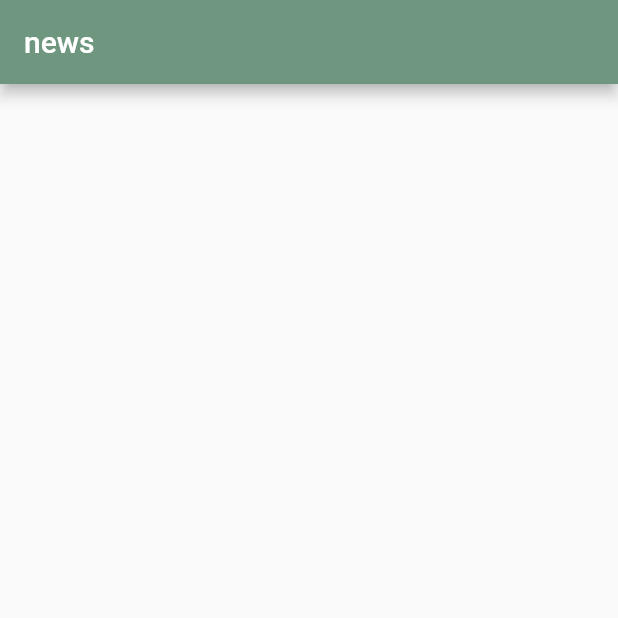
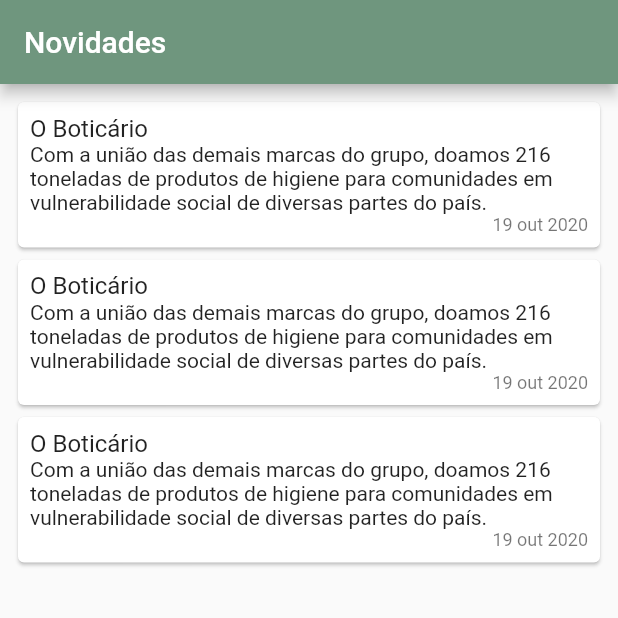
Before and after one commit to walberteo/microblogging, a Flutter app: the screen it shows after launch, on a phone screen of 412 x 824 dp, the top half of it. Run offline on Flutter 3.47's test engine with Material 2 defaults, Android fonts, the phone set to English and light mode, and no system bars; our stand-ins replace equatable, get.

Commit message:
adicionado NewsPage

```diff
--- /dev/null
+++ b/lib/main/factories/pages/news/news.dart
@@ -0,0 +1 @@
+export './news_page_factory.dart';
--- /dev/null
+++ b/lib/main/factories/pages/news/news_page_factory.dart
@@ -0,0 +1,5 @@
+import 'package:flutter/material.dart';
+
+import '../../../../ui/pages/pages.dart';
+
+Widget makeLoginPage() => NewsPage();
--- /dev/null
+++ b/lib/main/factories/pages/pages.dart
@@ -0,0 +1 @@
+export './news/news.dart';
--- a/lib/main/main.dart
+++ b/lib/main/main.dart
@@ -1,9 +1,12 @@
 import 'package:flutter/material.dart';
 import 'package:flutter/services.dart';
 import 'package:get/route_manager.dart';
+import 'package:microblogging/main/factories/pages/pages.dart';
 import 'package:microblogging/ui/components/app_theme.dart';
+import 'package:microblogging/ui/helpers/i18n/i18n.dart';
 
 void main() {
+  R.load(Locale('pt', 'BR'));
   runApp(App());
 }
 
@@ -16,12 +19,8 @@ class App extends StatelessWidget {
       title: 'Walber - Microblogging',
       debugShowCheckedModeBanner: false,
       theme: makeAppTheme(),
-      initialRoute: '/',
-      getPages: [
-        GetPage(
-            name: '/',
-            page: () => Scaffold(appBar: AppBar(title: Text('news')))),
-      ],
+      initialRoute: '/news',
+      getPages: [GetPage(name: '/news', page: makeLoginPage)],
     );
   }
 }
--- /dev/null
+++ b/lib/ui/helpers/i18n/i18n.dart
@@ -0,0 +1 @@
+export './resources.dart';
--- /dev/null
+++ b/lib/ui/helpers/i18n/resources.dart
@@ -0,0 +1,16 @@
+import 'package:flutter/widgets.dart';
+
+import 'strings/strings.dart';
+import 'strings/translations.dart';
+
+class R {
+  static Translations translations = PtBr();
+
+  static void load(Locale locale) {
+    switch (locale.toString()) {
+      default:
+        translations = PtBr();
+        break;
+    }
+  }
+}
--- /dev/null
+++ b/lib/ui/helpers/i18n/strings/pt_br.dart
@@ -0,0 +1,5 @@
+import 'translations.dart';
+
+class PtBr implements Translations {
+  String get news => 'Novidades';
+}
--- /dev/null
+++ b/lib/ui/helpers/i18n/strings/strings.dart
@@ -0,0 +1 @@
+export './pt_br.dart';
--- /dev/null
+++ b/lib/ui/helpers/i18n/strings/translations.dart
@@ -0,0 +1,3 @@
+abstract class Translations {
+  String get news;
+}
--- /dev/null
+++ b/lib/ui/pages/news/components/components.dart
@@ -0,0 +1 @@
+export './news_item.dart';
--- /dev/null
+++ b/lib/ui/pages/news/components/news_item.dart
@@ -0,0 +1,34 @@
+import 'package:flutter/material.dart';
+
+class NewsItem extends StatelessWidget {
+  @override
+  Widget build(BuildContext context) {
+    return Card(
+      elevation: 1,
+      child: Padding(
+        padding: const EdgeInsets.all(8.0),
+        child: Column(
+          crossAxisAlignment: CrossAxisAlignment.start,
+          children: [
+            Text(
+              "O Boticário",
+              style: TextStyle(fontSize: 16),
+            ),
+            Text(
+                "Com a união das demais marcas do grupo, doamos 216 toneladas de produtos de higiene para comunidades em vulnerabilidade social de diversas partes do país."),
+            Align(
+              alignment: Alignment.centerRight,
+              child: Text(
+                "19 out 2020",
+                style: TextStyle(
+                  fontSize: 12,
+                  color: Colors.black54,
+                ),
+              ),
+            )
+          ],
+        ),
+      ),
+    );
+  }
+}
--- /dev/null
+++ b/lib/ui/pages/news/news.dart
@@ -0,0 +1 @@
+export './news_page.dart';
--- /dev/null
+++ b/lib/ui/pages/news/news_page.dart
@@ -0,0 +1,21 @@
+import 'package:flutter/material.dart';
+
+import '../../helpers/i18n/i18n.dart';
+import 'components/news_item.dart';
+
+class NewsPage extends StatelessWidget {
+  @override
+  Widget build(BuildContext context) {
+    return Scaffold(
+      appBar: AppBar(
+        title: Text(R.translations.news),
+      ),
+      body: SafeArea(
+        child: ListView(
+          padding: const EdgeInsets.all(8.0),
+          children: [NewsItem(), NewsItem(), NewsItem()],
+        ),
+      ),
+    );
+  }
+}
--- /dev/null
+++ b/lib/ui/pages/pages.dart
@@ -0,0 +1 @@
+export './news/news.dart';
```
